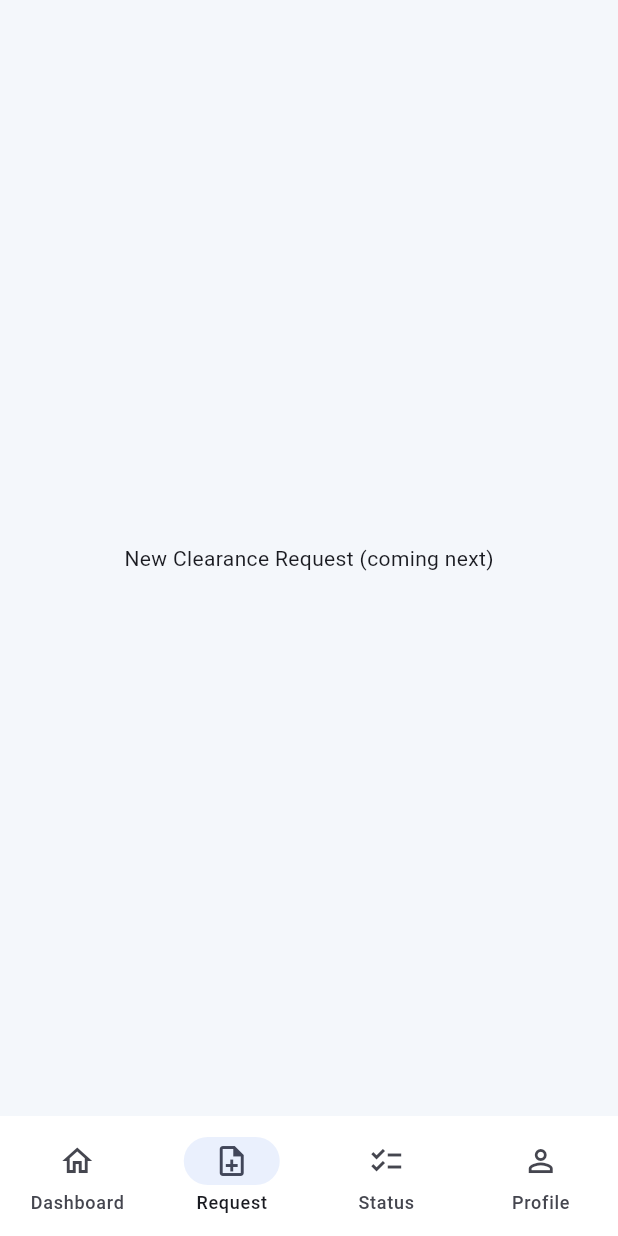
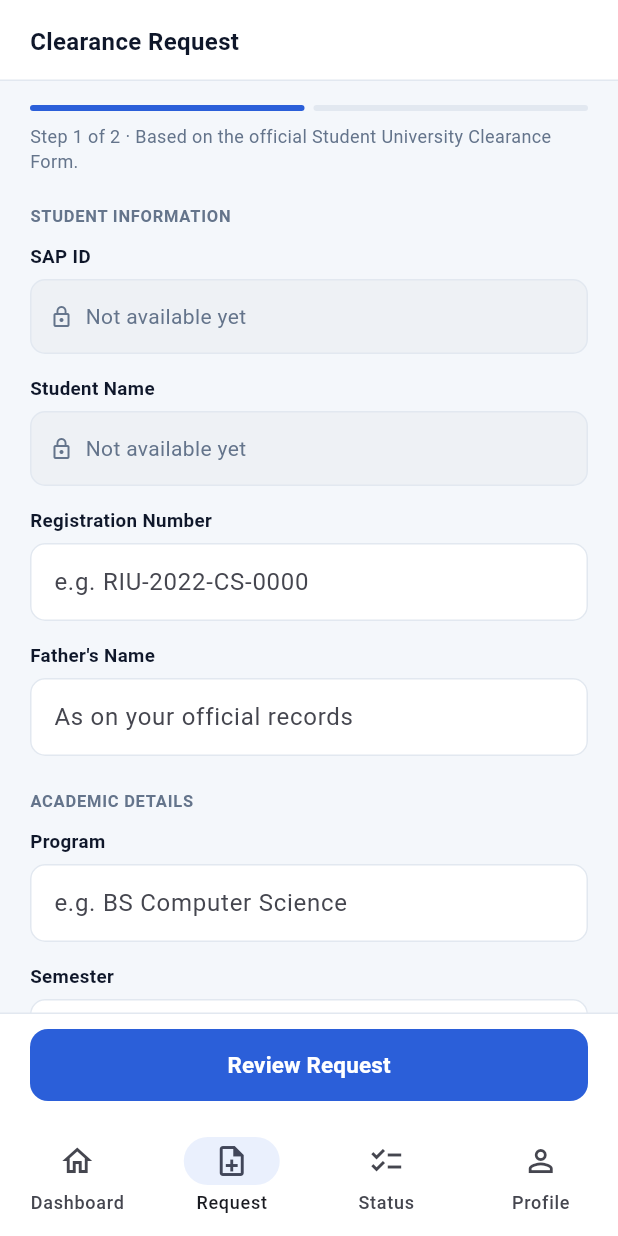
Before and after one commit to ibad-r/e-clearance-mobile, a Flutter app: the StudentShell screen opened by its route, item 2 of the bottom bar chosen, on a phone screen of 412 x 824 dp. Run offline on Flutter 3.47's test engine with Material 3 defaults, Android fonts, the phone set to English and light mode, and no system bars; our stand-ins replace flutter_secure_storage; accounts and stored records are empty.

Commit message:
feat: add student clearance request form

```diff
--- /dev/null
+++ b/lib/features/student/screens/student_request_screen.dart
@@ -0,0 +1,370 @@
+import 'package:flutter/material.dart';
+import 'package:provider/provider.dart';
+import '../../../core/theme/app_theme.dart';
+import '../state/student_state.dart';
+
+class StudentRequestScreen extends StatefulWidget {
+  const StudentRequestScreen({super.key, required this.onReview});
+
+  final VoidCallback onReview;
+
+  @override
+  State<StudentRequestScreen> createState() => _StudentRequestScreenState();
+}
+
+class _StudentRequestScreenState extends State<StudentRequestScreen> {
+  final _formKey = GlobalKey<FormState>();
+  late final StudentRequestDraft _draft;
+  late final TextEditingController _regCtrl;
+  late final TextEditingController _fatherCtrl;
+  late final TextEditingController _programCtrl;
+  late final TextEditingController _semesterCtrl;
+  bool _reasonMissing = false;
+
+  @override
+  void initState() {
+    super.initState();
+    _draft = context.read<StudentState>().draft;
+    _regCtrl = TextEditingController(text: _draft.registrationNumber);
+    _fatherCtrl = TextEditingController(text: _draft.fatherName);
+    _programCtrl = TextEditingController(text: _draft.program);
+    _semesterCtrl = TextEditingController(text: _draft.semester);
+  }
+
+  @override
+  void dispose() {
+    _regCtrl.dispose();
+    _fatherCtrl.dispose();
+    _programCtrl.dispose();
+    _semesterCtrl.dispose();
+    super.dispose();
+  }
+
+  String? _required(String? v, String message) {
+    if (v == null || v.trim().isEmpty) return message;
+    return null;
+  }
+
+  void _review() {
+    FocusScope.of(context).unfocus();
+    final fieldsOk = _formKey.currentState!.validate();
+    final reasonOk = _draft.reason != null;
+    setState(() => _reasonMissing = !reasonOk);
+    if (!fieldsOk || !reasonOk) return;
+    widget.onReview();
+  }
+
+  @override
+  Widget build(BuildContext context) {
+    final profile = context.watch<StudentState>().profile;
+
+    return SafeArea(
+      bottom: false,
+      child: Column(
+        children: [
+          Container(
+            width: double.infinity,
+            padding: const EdgeInsets.fromLTRB(20, 16, 20, 14),
+            decoration: const BoxDecoration(
+              color: Colors.white,
+              border: Border(bottom: BorderSide(color: AppTheme.border)),
+            ),
+            child: const Text(
+              'Clearance Request',
+              style: TextStyle(
+                fontSize: 16,
+                fontWeight: FontWeight.w700,
+                color: AppTheme.textDark,
+              ),
+            ),
+          ),
+          Expanded(
+            child: SingleChildScrollView(
+              keyboardDismissBehavior:
+              ScrollViewKeyboardDismissBehavior.onDrag,
+              padding: const EdgeInsets.fromLTRB(20, 16, 20, 24),
+              child: Form(
+                key: _formKey,
+                child: Column(
+                  crossAxisAlignment: CrossAxisAlignment.start,
+                  children: [
+                    Row(
+                      children: [
+                        Expanded(child: _bar(true)),
+                        const SizedBox(width: 6),
+                        Expanded(child: _bar(false)),
+                      ],
+                    ),
+                    const SizedBox(height: 8),
+                    const Text(
+                      'Step 1 of 2 · Based on the official Student '
+                          'University Clearance Form.',
+                      style: TextStyle(
+                          fontSize: 12, color: AppTheme.textMuted),
+                    ),
+                    const SizedBox(height: 20),
+                    const _SectionTitle('STUDENT INFORMATION'),
+                    const _Label('SAP ID'),
+                    _LockedField(value: profile?.sapId),
+                    const SizedBox(height: 14),
+                    const _Label('Student Name'),
+                    _LockedField(value: profile?.name),
+                    const SizedBox(height: 14),
+                    const _Label('Registration Number'),
+                    TextFormField(
+                      controller: _regCtrl,
+                      textInputAction: TextInputAction.next,
+                      onChanged: (v) => _draft.registrationNumber = v,
+                      validator: (v) =>
+                          _required(v, 'Enter your registration number'),
+                      decoration: const InputDecoration(
+                          hintText: 'e.g. RIU-2022-CS-0000'),
+                    ),
+                    const SizedBox(height: 14),
+                    const _Label("Father's Name"),
+                    TextFormField(
+                      controller: _fatherCtrl,
+                      textInputAction: TextInputAction.next,
+                      textCapitalization: TextCapitalization.words,
+                      onChanged: (v) => _draft.fatherName = v,
+                      validator: (v) =>
+                          _required(v, "Enter your father's name"),
+                      decoration: const InputDecoration(
+                          hintText: 'As on your official records'),
+                    ),
+                    const SizedBox(height: 22),
+                    const _SectionTitle('ACADEMIC DETAILS'),
+                    const _Label('Program'),
+                    TextFormField(
+                      controller: _programCtrl,
+                      textInputAction: TextInputAction.next,
+                      onChanged: (v) => _draft.program = v,
+                      validator: (v) => _required(v, 'Enter your program'),
+                      decoration: const InputDecoration(
+                          hintText: 'e.g. BS Computer Science'),
+                    ),
+                    const SizedBox(height: 14),
+                    const _Label('Semester'),
+                    TextFormField(
+                      controller: _semesterCtrl,
+                      textInputAction: TextInputAction.done,
+                      onChanged: (v) => _draft.semester = v,
+                      validator: (v) => _required(v, 'Enter your semester'),
+                      decoration: const InputDecoration(hintText: 'e.g. 8th'),
+                    ),
+                    const Padding(
+                      padding: EdgeInsets.only(top: 6),
+                      child: Text(
+                        'Your current or final semester.',
+                        style: TextStyle(
+                            fontSize: 11.5, color: AppTheme.textMuted),
+                      ),
+                    ),
+                    const SizedBox(height: 22),
+                    const _SectionTitle('CLEARANCE REASON'),
+                    _ReasonCard(
+                      title: 'Degree Completed',
+                      subtitle:
+                      'I have completed all requirements of my degree.',
+                      selected:
+                      _draft.reason == ClearanceReason.degreeCompleted,
+                      onTap: () => setState(() {
+                        _draft.reason = ClearanceReason.degreeCompleted;
+                        _reasonMissing = false;
+                      }),
+                    ),
+                    const SizedBox(height: 10),
+                    _ReasonCard(
+                      title: 'Discontinuing Studies',
+                      subtitle:
+                      'I am leaving my program before completing it.',
+                      selected: _draft.reason ==
+                          ClearanceReason.discontinuingStudies,
+                      onTap: () => setState(() {
+                        _draft.reason = ClearanceReason.discontinuingStudies;
+                        _reasonMissing = false;
+                      }),
+                    ),
+                    if (_reasonMissing)
+                      const Padding(
+                        padding: EdgeInsets.only(top: 8),
+                        child: Text(
+                          'Select a clearance reason',
+                          style: TextStyle(
+                              fontSize: 12, color: AppTheme.danger),
+                        ),
+                      ),
+                  ],
+                ),
+              ),
+            ),
+          ),
+          Container(
+            padding: const EdgeInsets.fromLTRB(20, 10, 20, 10),
+            decoration: const BoxDecoration(
+              color: Colors.white,
+              border: Border(top: BorderSide(color: AppTheme.border)),
+            ),
+            child: SizedBox(
+              width: double.infinity,
+              height: 48,
+              child: ElevatedButton(
+                onPressed: _review,
+                style: ElevatedButton.styleFrom(
+                  backgroundColor: AppTheme.primary,
+                  foregroundColor: Colors.white,
+                  elevation: 0,
+                  shape: RoundedRectangleBorder(
+                      borderRadius: BorderRadius.circular(12)),
+                ),
+                child: const Text('Review Request',
+                    style: TextStyle(
+                        fontSize: 15, fontWeight: FontWeight.w700)),
+              ),
+            ),
+          ),
+        ],
+      ),
+    );
+  }
+
+  Widget _bar(bool active) => Container(
+    height: 4,
+    decoration: BoxDecoration(
+      color: active ? AppTheme.primary : AppTheme.border,
+      borderRadius: BorderRadius.circular(2),
+    ),
+  );
+}
+
+class _SectionTitle extends StatelessWidget {
+  const _SectionTitle(this.text);
+  final String text;
+
+  @override
+  Widget build(BuildContext context) => Padding(
+    padding: const EdgeInsets.only(bottom: 10),
+    child: Text(
+      text,
+      style: const TextStyle(
+        fontSize: 11,
+        fontWeight: FontWeight.w700,
+        letterSpacing: 0.5,
+        color: AppTheme.textMuted,
+      ),
+    ),
+  );
+}
+
+class _Label extends StatelessWidget {
+  const _Label(this.text);
+  final String text;
+
+  @override
+  Widget build(BuildContext context) => Padding(
+    padding: const EdgeInsets.only(bottom: 6),
+    child: Text(
+      text,
+      style: const TextStyle(
+        fontSize: 12.5,
+        fontWeight: FontWeight.w600,
+        color: AppTheme.textDark,
+      ),
+    ),
+  );
+}
+
+class _LockedField extends StatelessWidget {
+  const _LockedField({this.value});
+  final String? value;
+
+  @override
+  Widget build(BuildContext context) {
+    final hasValue = value != null && value!.isNotEmpty;
+    return Container(
+      width: double.infinity,
+      padding: const EdgeInsets.symmetric(horizontal: 12, vertical: 14),
+      decoration: BoxDecoration(
+        color: const Color(0xFFEEF1F5),
+        borderRadius: BorderRadius.circular(10),
+        border: Border.all(color: AppTheme.border),
+      ),
+      child: Row(
+        children: [
+          const Icon(Icons.lock_outline, size: 16, color: AppTheme.textMuted),
+          const SizedBox(width: 8),
+          Text(
+            hasValue ? value! : 'Not available yet',
+            style: TextStyle(
+              fontSize: 14,
+              color: hasValue ? AppTheme.textDark : AppTheme.textMuted,
+            ),
+          ),
+        ],
+      ),
+    );
+  }
+}
+
+class _ReasonCard extends StatelessWidget {
+  const _ReasonCard({
+    required this.title,
+    required this.subtitle,
+    required this.selected,
+    required this.onTap,
+  });
+
+  final String title;
+  final String subtitle;
+  final bool selected;
+  final VoidCallback onTap;
+
+  @override
+  Widget build(BuildContext context) {
+    return InkWell(
+      borderRadius: BorderRadius.circular(14),
+      onTap: onTap,
+      child: Container(
+        width: double.infinity,
+        padding: const EdgeInsets.all(14),
+        decoration: BoxDecoration(
+          color: selected ? AppTheme.infoBg : Colors.white,
+          borderRadius: BorderRadius.circular(14),
+          border: Border.all(
+            color: selected ? AppTheme.primary : AppTheme.border,
+            width: selected ? 1.5 : 1,
+          ),
+        ),
+        child: Row(
+          crossAxisAlignment: CrossAxisAlignment.start,
+          children: [
+            Icon(
+              selected
+                  ? Icons.radio_button_checked
+                  : Icons.radio_button_unchecked,
+              size: 20,
+              color: selected ? AppTheme.primary : AppTheme.textMuted,
+            ),
+            const SizedBox(width: 12),
+            Expanded(
+              child: Column(
+                crossAxisAlignment: CrossAxisAlignment.start,
+                children: [
+                  Text(title,
+                      style: const TextStyle(
+                          fontSize: 14,
+                          fontWeight: FontWeight.w700,
+                          color: AppTheme.textDark)),
+                  const SizedBox(height: 2),
+                  Text(subtitle,
+                      style: const TextStyle(
+                          fontSize: 12, color: AppTheme.textMuted)),
+                ],
+              ),
+            ),
+          ],
+        ),
+      ),
+    );
+  }
+}
--- a/lib/features/student/screens/student_shell.dart
+++ b/lib/features/student/screens/student_shell.dart
@@ -2,9 +2,9 @@ import 'package:flutter/material.dart';
 import 'package:provider/provider.dart';
 import '../state/student_state.dart';
 import 'student_dashboard_screen.dart';
+import 'student_request_screen.dart';
 
-/// Student area with bottom navigation. Only the Dashboard tab is built so
-/// far; the other tabs are placeholders until their screens are added.
+/// Student area with bottom navigation. Tabs not built yet are placeholders.
 class StudentShell extends StatefulWidget {
   const StudentShell({super.key});
 
@@ -27,7 +27,16 @@ class _StudentShellState extends State<StudentShell> {
               onNewRequest: () => setState(() => _index = 1),
               onViewStatus: () => setState(() => _index = 2),
             ),
-            const _ComingNext('New Clearance Request'),
+            StudentRequestScreen(
+              onReview: () {
+                // TODO: open the Review Request screen (built next).
+                ScaffoldMessenger.of(context).showSnackBar(
+                  const SnackBar(
+                    content: Text('Review Request screen is coming next.'),
+                  ),
+                );
+              },
+            ),
             const _ComingNext('Clearance Status'),
             const _ComingNext('Student Profile'),
           ],
--- a/lib/features/student/state/student_state.dart
+++ b/lib/features/student/state/student_state.dart
@@ -1,4 +1,16 @@
 import 'package:flutter/foundation.dart';
+
+enum ClearanceReason { degreeCompleted, discontinuingStudies }
+
+/// Values the student types in the request form. Kept here so they survive
+/// navigation between the form and the review screen.
+class StudentRequestDraft {
+  String registrationNumber = '';
+  String fatherName = '';
+  String program = '';
+  String semester = '';
+  ClearanceReason? reason;
+}
 
 class StudentProfile {
   const StudentProfile({
@@ -32,4 +44,5 @@ class StudentState extends ChangeNotifier {
   StudentProfile? profile;
   bool hasActiveRequest = false;
   List<StudentHistoryItem> history = const [];
+  final StudentRequestDraft draft = StudentRequestDraft();
 }
```
